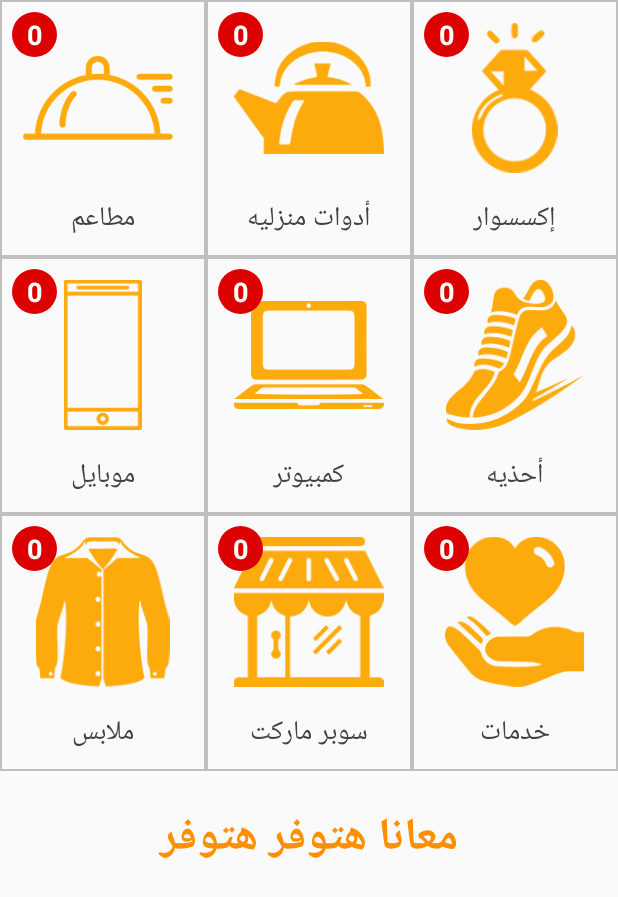
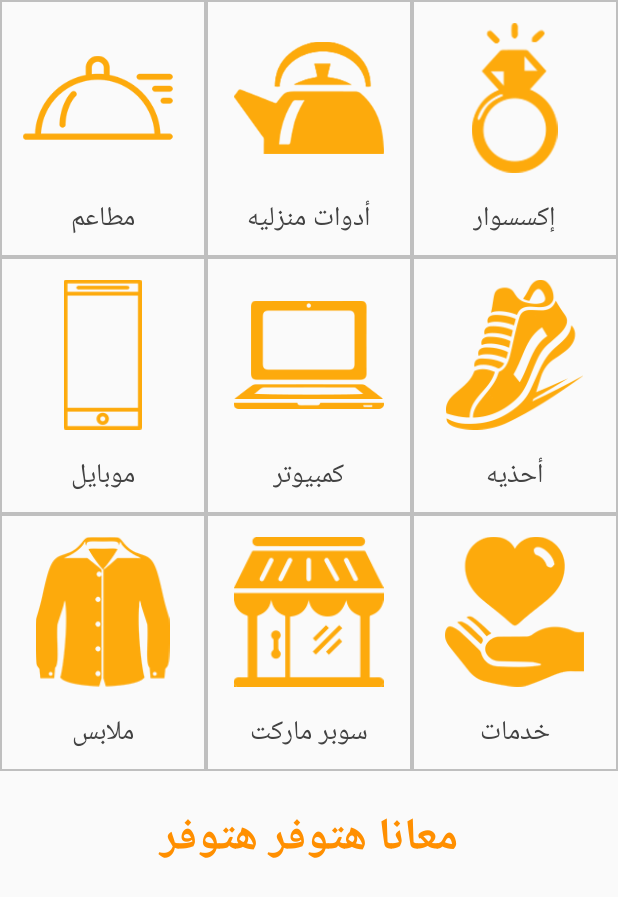
Before and after one commit to Ref3at/3roodk, an Android app: the layout layout_categories.xml on its own in the app's theme, with its tools: preview values and no code run, on a phone screen of 412 x 824 dp. Shown: the top 897 px of the screen. Run offline under Robolectric (Android 15) with nearby library versions, the phone set to English and light mode, and no system bars.

Commit message:
change visibility of all no. of offers to gone

```diff
--- a/app/src/main/res/layout/layout_categories.xml
+++ b/app/src/main/res/layout/layout_categories.xml
@@ -51,7 +51,7 @@
                     android:layout_height="30dp"
                     android:layout_margin="8dp"
                     android:background="@drawable/absolute_circle"
-                    android:visibility="visible" />
+                    android:visibility="gone" />
 
                 <TextView
                     android:id="@+id/t1"
@@ -60,12 +60,12 @@
                     android:layout_height="30dp"
                     android:layout_margin="8dp"
                     android:gravity="center"
-
+                    android:visibility="gone"
                     android:text="0"
                     android:textColor="#fff"
                     android:textSize="18sp"
                     android:textStyle="bold"
-                    android:visibility="visible" />
+                     />
 
             </RelativeLayout>
 
@@ -103,7 +103,7 @@
                     android:layout_margin="8dp"
 
                     android:background="@drawable/absolute_circle"
-                    android:visibility="visible" />
+                    android:visibility="gone" />
 
                 <TextView
                     android:id="@+id/t2"
@@ -117,7 +117,7 @@
 
                     android:textSize="18sp"
                     android:textStyle="bold"
-                    android:visibility="visible" />
+                    android:visibility="gone" />
 
 
             </RelativeLayout>
@@ -156,7 +156,7 @@
                     android:layout_height="30dp"
                     android:layout_margin="8dp"
                     android:background="@drawable/absolute_circle"
-                    android:visibility="visible" />
+                    android:visibility="gone" />
 
                 <TextView
                     android:id="@+id/t3"
@@ -170,7 +170,7 @@
                     android:textColor="#fff"
                     android:textSize="18sp"
                     android:textStyle="bold"
-                    android:visibility="visible" />
+                    android:visibility="gone" />
             </RelativeLayout>
 
         </LinearLayout>
@@ -210,12 +210,12 @@
 
                 <View
                     android:id="@+id/v4"
+
                     android:layout_width="30dp"
                     android:layout_height="30dp"
                     android:layout_margin="8dp"
-
                     android:background="@drawable/absolute_circle"
-                    android:visibility="visible" />
+                    android:visibility="gone" />
 
                 <TextView
                     android:id="@+id/t4"
@@ -227,8 +227,9 @@
                     android:text="0"
                     android:textColor="#fff"
                     android:textSize="18sp"
+                    android:visibility="gone"
                     android:textStyle="bold"
-                    android:visibility="visible" />
+                    />
             </RelativeLayout>
 
             <RelativeLayout
@@ -265,7 +266,7 @@
 
                     android:layout_margin="8dp"
                     android:background="@drawable/absolute_circle"
-                    android:visibility="visible" />
+                    android:visibility="gone" />
 
                 <TextView
                     android:id="@+id/t5"
@@ -278,7 +279,7 @@
                     android:textColor="#fff"
                     android:textSize="18sp"
                     android:textStyle="bold"
-                    android:visibility="visible" />
+                    android:visibility="gone" />
             </RelativeLayout>
 
             <RelativeLayout
@@ -314,7 +315,7 @@
                     android:layout_height="30dp"
                     android:layout_margin="8dp"
                     android:background="@drawable/absolute_circle"
-                    android:visibility="visible" />
+                    android:visibility="gone" />
 
                 <TextView
                     android:id="@+id/t6"
@@ -327,7 +328,7 @@
                     android:textColor="#fff"
                     android:textSize="18sp"
                     android:textStyle="bold"
-                    android:visibility="visible" />
+                    android:visibility="gone" />
             </RelativeLayout>
         </LinearLayout>
 
@@ -371,7 +372,7 @@
 
                     android:layout_margin="8dp"
                     android:background="@drawable/absolute_circle"
-                    android:visibility="visible" />
+                    android:visibility="gone" />
 
                 <TextView
                     android:id="@+id/t7"
@@ -384,7 +385,7 @@
                     android:textColor="#fff"
                     android:textSize="18sp"
                     android:textStyle="bold"
-                    android:visibility="visible" />
+                    android:visibility="gone" />
             </RelativeLayout>
 
             <RelativeLayout
@@ -420,7 +421,7 @@
                     android:layout_height="30dp"
                     android:layout_margin="8dp"
                     android:background="@drawable/absolute_circle"
-                    android:visibility="visible" />
+                    android:visibility="gone" />
 
                 <TextView
                     android:id="@+id/t8"
@@ -433,7 +434,7 @@
                     android:textColor="#fff"
                     android:textSize="18sp"
                     android:textStyle="bold"
-                    android:visibility="visible" />
+                    android:visibility="gone" />
 
 
             </RelativeLayout>
@@ -472,8 +473,8 @@
 
                     android:layout_margin="8dp"
                     android:background="@drawable/absolute_circle"
-                    android:visibility="visible" />
-
+                    android:visibility="gone" />
+7
                 <TextView
                     android:id="@+id/t9"
                     style="@android:style/Widget.Holo.Button.Borderless"
@@ -485,7 +486,7 @@
                     android:textColor="#fff"
                     android:textSize="18sp"
                     android:textStyle="bold"
-                    android:visibility="visible" />
+                    android:visibility="gone" />
             </RelativeLayout>
 
         </LinearLayout>
```
